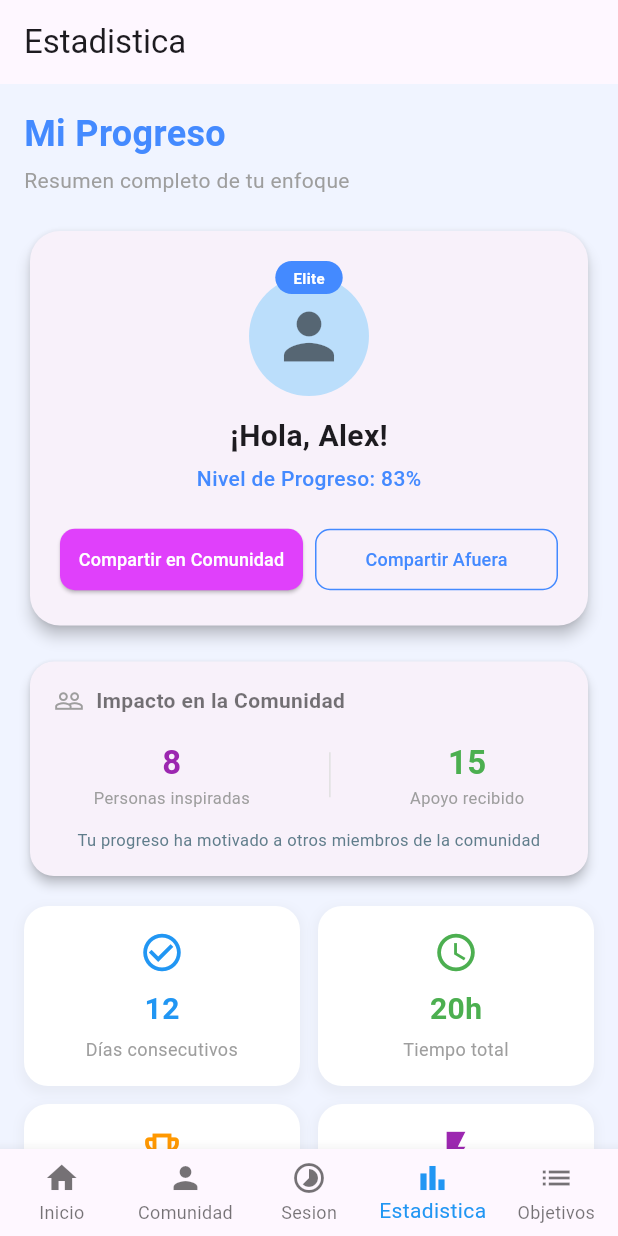
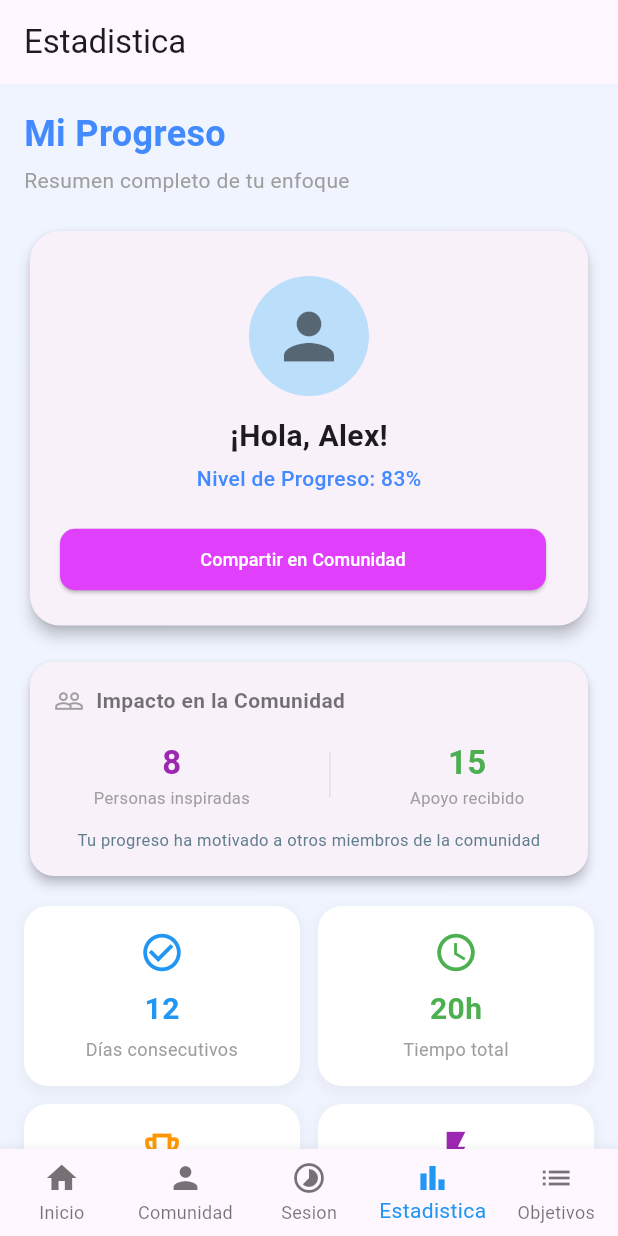
Before and after one commit to stikrobinson/Frontend-Lockin, a Flutter app: the MenuInicial screen opened directly, item 4 of the bottom bar chosen, on a phone screen of 412 x 824 dp. Run offline on Flutter 3.47's test engine with Material 3 defaults, Android fonts, the phone set to English and light mode, and no system bars.

Commit message:
Pantall de Esquema

```diff
--- a/frontend_lp/lib/pages/PantallaEstadistica.dart
+++ b/frontend_lp/lib/pages/PantallaEstadistica.dart
@@ -5,15 +5,14 @@ class PantallaEstadistica extends StatelessWidget {
 
   @override
   Widget build(BuildContext context) {
-    // Usamos un Container para dar ese color de fondo azul claro suave de la imagen
     return Container(
-      color: const Color(0xFFF0F4FF), // Color de fondo suave
+      color: const Color(0xFFF0F4FF), // Color de fondo base
       child: SingleChildScrollView(
         padding: const EdgeInsets.all(16.0),
         child: Column(
           crossAxisAlignment: CrossAxisAlignment.start,
           children: [
-            // --- Títulos Superiores ---
+            // Sección: Encabezado
             const Text(
               "Mi Progreso",
               style: TextStyle(
@@ -25,22 +24,25 @@ class PantallaEstadistica extends StatelessWidget {
             const SizedBox(height: 4),
             const Text(
               "Resumen completo de tu enfoque",
-              style: TextStyle(fontSize: 14, color: Colors.grey),
+              style: TextStyle(
+                fontSize: 14,
+                color: Colors.grey,
+              ),
             ),
             const SizedBox(height: 20),
 
-            // --- TARJETA 1: Perfil Principal ---
+            // Sección: Tarjeta de Perfil
             _buildProfileCard(),
 
             const SizedBox(height: 16),
 
-            // --- TARJETA 2: Impacto en la comunidad ---
+            // Sección: Impacto Comunitario
             _buildImpactCard(),
 
             const SizedBox(height: 16),
 
-            // --- GRILLA DE ESTADÍSTICAS (4 tarjetas pequeñas) ---
-            // Fila 1
+            // Sección: Grilla de métricas (KPIs)
+            // Fila 1 de tarjetas
             Row(
               children: [
                 Expanded(
@@ -63,7 +65,7 @@ class PantallaEstadistica extends StatelessWidget {
               ],
             ),
             const SizedBox(height: 12),
-            // Fila 2
+            // Fila 2 de tarjetas
             Row(
               children: [
                 Expanded(
@@ -77,7 +79,7 @@ class PantallaEstadistica extends StatelessWidget {
                 const SizedBox(width: 12),
                 Expanded(
                   child: _buildSmallStatCard(
-                    icon: Icons.flash_on, // Icono de rayo/bloqueo
+                    icon: Icons.flash_on,
                     color: Colors.purple,
                     value: "47",
                     label: "Bloqueadas",
@@ -88,27 +90,25 @@ class PantallaEstadistica extends StatelessWidget {
 
             const SizedBox(height: 16),
 
-            // --- TARJETA INFERIOR: Progreso Detallado ---
+            // Sección: Progreso Detallado (Bottom Card)
             Card(
               elevation: 2,
-              shape: RoundedRectangleBorder(
-                borderRadius: BorderRadius.circular(16),
-              ),
+              shape: RoundedRectangleBorder(borderRadius: BorderRadius.circular(16)),
               child: ListTile(
-                leading: Icon(Icons.trending_up, color: Colors.blueAccent),
-                title: Text(
+                leading: const Icon(Icons.trending_up, color: Colors.blueAccent),
+                title: const Text(
                   "Progreso Detallado",
                   style: TextStyle(fontWeight: FontWeight.bold),
                 ),
-                subtitle: Text("Productividad General"),
-                trailing: Text(
+                subtitle: const Text("Productividad General"),
+                trailing: const Text(
                   "78%",
                   style: TextStyle(fontWeight: FontWeight.bold, fontSize: 16),
                 ),
               ),
             ),
 
-            // Espacio extra al final para que no choque con el navigation bar
+            // Espaciado inferior para evitar solapamiento con el BottomNavigationBar
             const SizedBox(height: 20),
           ],
         ),
@@ -116,7 +116,7 @@ class PantallaEstadistica extends StatelessWidget {
     );
   }
 
-  // --- WIDGET AUXILIAR: Tarjeta de Perfil ---
+  // Widget constructor para la tarjeta de perfil
   Widget _buildProfileCard() {
     return Card(
       elevation: 4,
@@ -125,7 +125,7 @@ class PantallaEstadistica extends StatelessWidget {
         padding: const EdgeInsets.all(20.0),
         child: Column(
           children: [
-            // Avatar con Badge "Elite"
+            // Avatar y Badge
             Stack(
               alignment: Alignment.topCenter,
               children: [
@@ -134,35 +134,11 @@ class PantallaEstadistica extends StatelessWidget {
                   child: CircleAvatar(
                     radius: 40,
                     backgroundColor: Colors.blue.shade100,
-                    child: const Icon(
-                      Icons.person,
-                      size: 50,
-                      color: Colors.black54,
-                    ),
-                    // Aquí iría la imagen: backgroundImage: AssetImage('assets/avatar.png'),
+                    child: const Icon(Icons.person, size: 50, color: Colors.black54),
+                    // TODO: Reemplazar con imagen dinámica o de red
                   ),
                 ),
-                Positioned(
-                  top: 0,
-                  child: Container(
-                    padding: const EdgeInsets.symmetric(
-                      horizontal: 12,
-                      vertical: 4,
-                    ),
-                    decoration: BoxDecoration(
-                      color: Colors.blueAccent, // Color del badge
-                      borderRadius: BorderRadius.circular(20),
-                    ),
-                    child: const Text(
-                      "Elite",
-                      style: TextStyle(
-                        color: Colors.white,
-                        fontSize: 10,
-                        fontWeight: FontWeight.bold,
-                      ),
-                    ),
-                  ),
-                ),
+
               ],
             ),
             const SizedBox(height: 12),
@@ -173,59 +149,37 @@ class PantallaEstadistica extends StatelessWidget {
             const SizedBox(height: 4),
             const Text(
               "Nivel de Progreso: 83%",
-              style: TextStyle(
-                color: Colors.blueAccent,
-                fontWeight: FontWeight.w500,
-              ),
+              style: TextStyle(color: Colors.blueAccent, fontWeight: FontWeight.w500),
             ),
             const SizedBox(height: 20),
 
-            // Botones
+            // Botones de acción
             Row(
               children: [
                 Expanded(
                   child: ElevatedButton(
-                    onPressed: () {},
+                    onPressed: () {
+                        // Acción para compartir en comunidad
+                    },
                     style: ElevatedButton.styleFrom(
-                      backgroundColor:
-                          Colors.purpleAccent, // Color parecido a la imagen
-                      shape: RoundedRectangleBorder(
-                        borderRadius: BorderRadius.circular(10),
-                      ),
+                      backgroundColor: Colors.purpleAccent,
+                      shape: RoundedRectangleBorder(borderRadius: BorderRadius.circular(10)),
                       padding: const EdgeInsets.symmetric(vertical: 12),
                     ),
-                    child: const Text(
-                      "Compartir en Comunidad",
-                      style: TextStyle(fontSize: 12, color: Colors.white),
-                    ),
+                    child: const Text("Compartir en Comunidad", style: TextStyle(fontSize: 12, color: Colors.white)),
                   ),
                 ),
                 const SizedBox(width: 8),
-                Expanded(
-                  child: OutlinedButton(
-                    onPressed: () {},
-                    style: OutlinedButton.styleFrom(
-                      side: const BorderSide(color: Colors.blueAccent),
-                      shape: RoundedRectangleBorder(
-                        borderRadius: BorderRadius.circular(10),
-                      ),
-                      padding: const EdgeInsets.symmetric(vertical: 12),
-                    ),
-                    child: const Text(
-                      "Compartir Afuera",
-                      style: TextStyle(fontSize: 12, color: Colors.blueAccent),
-                    ),
-                  ),
-                ),
+
               ],
-            ),
+            )
           ],
         ),
       ),
     );
   }
 
-  // --- WIDGET AUXILIAR: Tarjeta de Impacto ---
+  // Widget constructor para la tarjeta de impacto
   Widget _buildImpactCard() {
     return Card(
       elevation: 3,
@@ -236,15 +190,9 @@ class PantallaEstadistica extends StatelessWidget {
           children: [
             Row(
               children: const [
-                Icon(Icons.people_outline, color: Colors.grey, size: 20),
-                SizedBox(width: 8),
-                Text(
-                  "Impacto en la Comunidad",
-                  style: TextStyle(
-                    fontWeight: FontWeight.w600,
-                    color: Colors.black54,
-                  ),
-                ),
+                 Icon(Icons.people_outline, color: Colors.grey, size: 20),
+                 SizedBox(width: 8),
+                 Text("Impacto en la Comunidad", style: TextStyle(fontWeight: FontWeight.w600, color: Colors.black54)),
               ],
             ),
             const SizedBox(height: 16),
@@ -253,39 +201,15 @@ class PantallaEstadistica extends StatelessWidget {
               children: [
                 Column(
                   children: const [
-                    Text(
-                      "8",
-                      style: TextStyle(
-                        fontSize: 22,
-                        fontWeight: FontWeight.bold,
-                        color: Colors.purple,
-                      ),
-                    ),
-                    Text(
-                      "Personas inspiradas",
-                      style: TextStyle(fontSize: 11, color: Colors.grey),
-                    ),
+                    Text("8", style: TextStyle(fontSize: 22, fontWeight: FontWeight.bold, color: Colors.purple)),
+                    Text("Personas inspiradas", style: TextStyle(fontSize: 11, color: Colors.grey)),
                   ],
                 ),
-                Container(
-                  height: 30,
-                  width: 1,
-                  color: Colors.grey.shade300,
-                ), // Separador vertical
+                Container(height: 30, width: 1, color: Colors.grey.shade300),
                 Column(
                   children: const [
-                    Text(
-                      "15",
-                      style: TextStyle(
-                        fontSize: 22,
-                        fontWeight: FontWeight.bold,
-                        color: Colors.green,
-                      ),
-                    ),
-                    Text(
-                      "Apoyo recibido",
-                      style: TextStyle(fontSize: 11, color: Colors.grey),
-                    ),
+                    Text("15", style: TextStyle(fontSize: 22, fontWeight: FontWeight.bold, color: Colors.green)),
+                    Text("Apoyo recibido", style: TextStyle(fontSize: 11, color: Colors.grey)),
                   ],
                 ),
               ],
@@ -295,14 +219,14 @@ class PantallaEstadistica extends StatelessWidget {
               "Tu progreso ha motivado a otros miembros de la comunidad",
               textAlign: TextAlign.center,
               style: TextStyle(fontSize: 11, color: Colors.blueGrey),
-            ),
+            )
           ],
         ),
       ),
     );
   }
 
-  // --- WIDGET AUXILIAR: Tarjeta Pequeña de Estadística ---
+  // Widget reutilizable para métricas individuales
   Widget _buildSmallStatCard({
     required IconData icon,
     required Color color,
```
